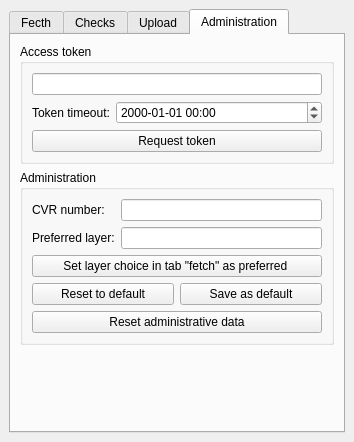
Before: the Qt Designer form dmp_manager/dmp_manager_dockwidget_base.ui in bvthomsen/QGIS-DMP-plugin, drawn with Qt 5.
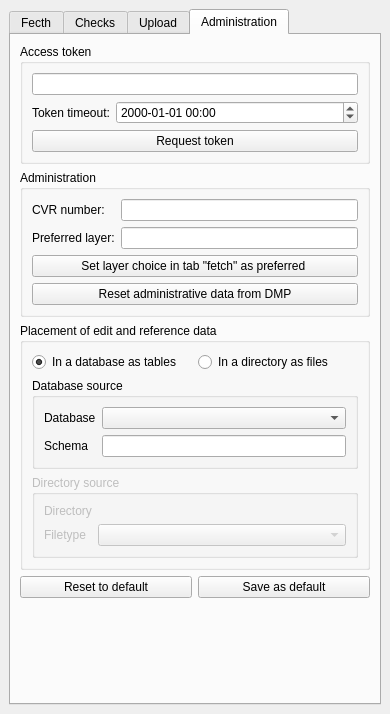
After: the same form once the commit is applied. Custom widgets are drawn as their Qt base class.

```diff
--- a/dmp_manager/dmp_manager_dockwidget_base.ui
+++ b/dmp_manager/dmp_manager_dockwidget_base.ui
@@ -6,8 +6,8 @@
    <rect>
     <x>0</x>
     <y>0</y>
-    <width>354</width>
-    <height>442</height>
+    <width>390</width>
+    <height>714</height>
    </rect>
   </property>
   <property name="windowTitle">
@@ -199,7 +199,7 @@
        <attribute name="title">
         <string>Administration</string>
        </attribute>
-       <layout class="QVBoxLayout" name="verticalLayout_7">
+       <layout class="QVBoxLayout" name="verticalLayout_9">
         <item>
          <widget class="QGroupBox" name="groupBox_5">
           <property name="title">
@@ -274,34 +274,141 @@
              </property>
             </widget>
            </item>
-           <item>
-            <layout class="QHBoxLayout" name="horizontalLayout">
-             <item>
-              <widget class="QPushButton" name="pbReset">
-               <property name="text">
-                <string>Reset to default</string>
-               </property>
-              </widget>
-             </item>
-             <item>
-              <widget class="QPushButton" name="pbSave">
-               <property name="text">
-                <string>Save as default</string>
-               </property>
-              </widget>
-             </item>
-            </layout>
-           </item>
            <item>
             <widget class="QPushButton" name="pbRefresh">
              <property name="text">
-              <string>Reset administrative data</string>
+              <string>Reset administrative data from DMP</string>
              </property>
             </widget>
            </item>
           </layout>
          </widget>
         </item>
+        <item>
+         <widget class="QGroupBox" name="groupBox_8">
+          <property name="title">
+           <string>Placement of edit and reference data</string>
+          </property>
+          <layout class="QVBoxLayout" name="verticalLayout_7">
+           <item>
+            <layout class="QHBoxLayout" name="horizontalLayout_3">
+             <item>
+              <widget class="QRadioButton" name="rbDatabase">
+               <property name="text">
+                <string>In a database as tables</string>
+               </property>
+               <property name="checked">
+                <bool>true</bool>
+               </property>
+              </widget>
+             </item>
+             <item>
+              <widget class="QRadioButton" name="rbDirectory">
+               <property name="text">
+                <string>In a directory as files</string>
+               </property>
+              </widget>
+             </item>
+            </layout>
+           </item>
+           <item>
+            <widget class="QGroupBox" name="gbDatabase">
+             <property name="title">
+              <string>Database source</string>
+             </property>
+             <property name="checkable">
+              <bool>false</bool>
+             </property>
+             <property name="checked">
+              <bool>false</bool>
+             </property>
+             <layout class="QFormLayout" name="formLayout_4">
+              <item row="0" column="0">
+               <widget class="QLabel" name="label_7">
+                <property name="text">
+                 <string>Database</string>
+                </property>
+               </widget>
+              </item>
+              <item row="0" column="1">
+               <widget class="QComboBox" name="cbDatabase"/>
+              </item>
+              <item row="1" column="0">
+               <widget class="QLabel" name="label_8">
+                <property name="text">
+                 <string>Schema</string>
+                </property>
+               </widget>
+              </item>
+              <item row="1" column="1">
+               <widget class="QLineEdit" name="leSchema"/>
+              </item>
+             </layout>
+            </widget>
+           </item>
+           <item>
+            <widget class="QGroupBox" name="gbDirectory">
+             <property name="enabled">
+              <bool>false</bool>
+             </property>
+             <property name="title">
+              <string>Directory source</string>
+             </property>
+             <property name="checkable">
+              <bool>false</bool>
+             </property>
+             <layout class="QFormLayout" name="formLayout_5">
+              <item row="0" column="0">
+               <widget class="QLabel" name="label_4">
+                <property name="text">
+                 <string>Directory</string>
+                </property>
+               </widget>
+              </item>
+              <item row="0" column="1">
+               <widget class="QgsFileWidget" name="fwDirectory">
+                <property name="storageMode">
+                 <enum>QgsFileWidget::GetDirectory</enum>
+                </property>
+                <property name="options">
+                 <set>QFileDialog::ShowDirsOnly</set>
+                </property>
+               </widget>
+              </item>
+              <item row="1" column="0">
+               <widget class="QLabel" name="label_5">
+                <property name="text">
+                 <string>Filetype</string>
+                </property>
+               </widget>
+              </item>
+              <item row="1" column="1">
+               <widget class="QComboBox" name="cbFiletype"/>
+              </item>
+             </layout>
+            </widget>
+           </item>
+          </layout>
+         </widget>
+        </item>
+        <item>
+         <layout class="QHBoxLayout" name="horizontalLayout">
+          <item>
+           <widget class="QPushButton" name="pbReset">
+            <property name="text">
+             <string>Reset to default</string>
+            </property>
+           </widget>
+          </item>
+          <item>
+           <widget class="QPushButton" name="pbSave">
+            <property name="text">
+             <string>Save as default</string>
+            </property>
+           </widget>
+          </item>
+         </layout>
+        </item>
         <item>
          <spacer name="verticalSpacer_2">
           <property name="orientation">
@@ -310,7 +417,7 @@
           <property name="sizeHint" stdset="0">
            <size>
             <width>20</width>
-            <height>3</height>
+            <height>20</height>
            </size>
           </property>
          </spacer>
@@ -322,6 +429,13 @@
    </layout>
   </widget>
  </widget>
+ <customwidgets>
+  <customwidget>
+   <class>QgsFileWidget</class>
+   <extends>QWidget</extends>
+   <header>qgsfilewidget.h</header>
+  </customwidget>
+ </customwidgets>
  <resources/>
  <connections/>
 </ui>
```
